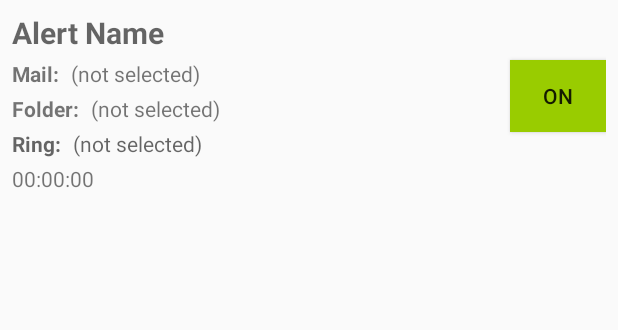
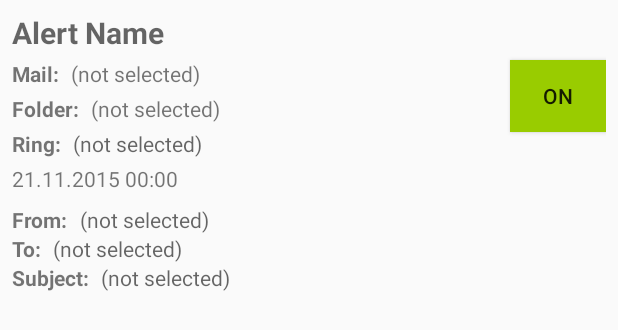
Before and after one commit to MishaKharaba/MailWatcher, an Android app: the layout alert_list_item.xml on its own in the app's theme, with its tools: preview values and no code run, on a phone screen of 412 x 824 dp. Shown: the top 330 px of the screen. Run offline under Robolectric (Android 15) with nearby library versions, the phone set to English and light mode, and no system bars.

Commit message:
redesigned DB

```diff
--- a/app/src/main/java/com/eleks/mailwatcher/AlertListAdapter.java
+++ b/app/src/main/java/com/eleks/mailwatcher/AlertListAdapter.java
@@ -62,7 +62,6 @@ public class AlertListAdapter extends BaseAdapter {
         }
 
         AlertModel alert = (AlertModel) getItem(position);
-        MessageModel msgModel = dbHelper.findMessage(alert.lastMessageId);
 
         TextView txtName = (TextView) view.findViewById(R.id.alert_item_name);
         txtName.setText(alert.name);
@@ -87,6 +86,14 @@ public class AlertListAdapter extends BaseAdapter {
         } else {
             txtLastChecked.setText("");
             txtLastChecked.setVisibility(View.GONE);
+        }
+
+        MessageModel msg = dbHelper.findMessage(alert.lastMessageId);
+        view.findViewById(R.id.mail_group).setVisibility(msg != null ? View.VISIBLE : View.GONE);
+        if (msg != null) {
+            ((TextView) view.findViewById(R.id.mail_from)).setText(msg.from);
+            ((TextView) view.findViewById(R.id.mail_to)).setText(msg.to);
+            ((TextView) view.findViewById(R.id.mail_subject)).setText(msg.subject);
         }
 
         TextView txtError = (TextView) view.findViewById(R.id.error);
--- a/app/src/main/res/layout/alert_list_item.xml
+++ b/app/src/main/res/layout/alert_list_item.xml
@@ -4,10 +4,10 @@
     android:layout_height="wrap_content">
 
     <RelativeLayout
-        android:padding="8dp"
         android:layout_width="match_parent"
         android:layout_height="wrap_content"
-        android:orientation="horizontal">
+        android:orientation="horizontal"
+        android:padding="8dp">
 
         <LinearLayout
 
@@ -79,7 +79,7 @@
                 <TextView
                     android:layout_width="wrap_content"
                     android:layout_height="wrap_content"
-                    android:hint="@string/alarm_tone"
+                    android:text="@string/alarm_tone"
                     android:textStyle="bold" />
 
                 <TextView
@@ -100,7 +100,74 @@
                     android:id="@+id/last_checked"
                     android:layout_width="wrap_content"
                     android:layout_height="wrap_content"
-                    android:text="00:00:00" />
+                    android:text="21.11.2015 00:00" />
+            </LinearLayout>
+
+            <LinearLayout
+                android:id="@+id/mail_group"
+                android:layout_marginTop="8dp"
+                android:layout_width="match_parent"
+                android:layout_height="wrap_content"
+                android:orientation="vertical">
+
+                <LinearLayout
+                    android:layout_width="match_parent"
+                    android:layout_height="wrap_content">
+
+                    <TextView
+                        android:layout_width="wrap_content"
+                        android:layout_height="wrap_content"
+                        android:text="@string/from"
+                        android:textStyle="bold" />
+
+                    <TextView
+                        android:id="@+id/mail_from"
+                        android:layout_width="wrap_content"
+                        android:layout_height="wrap_content"
+                        android:layout_marginLeft="8dp"
+                        android:layout_marginStart="8dp"
+                        android:hint="@string/not_selected" />
+
+                </LinearLayout>
+
+                <LinearLayout
+                    android:layout_width="match_parent"
+                    android:layout_height="wrap_content">
+
+                    <TextView
+                        android:layout_width="wrap_content"
+                        android:layout_height="wrap_content"
+                        android:text="@string/to"
+                        android:textStyle="bold" />
+
+                    <TextView
+                        android:id="@+id/mail_to"
+                        android:layout_width="wrap_content"
+                        android:layout_height="wrap_content"
+                        android:layout_marginLeft="8dp"
+                        android:layout_marginStart="8dp"
+                        android:hint="@string/not_selected" />
+                </LinearLayout>
+
+                <LinearLayout
+                    android:layout_width="match_parent"
+                    android:layout_height="wrap_content">
+
+                    <TextView
+                        android:layout_width="wrap_content"
+                        android:layout_height="wrap_content"
+                        android:text="@string/subject"
+                        android:textStyle="bold" />
+
+                    <TextView
+                        android:id="@+id/mail_subject"
+                        android:layout_width="wrap_content"
+                        android:layout_height="wrap_content"
+                        android:layout_marginLeft="8dp"
+                        android:layout_marginStart="8dp"
+                        android:hint="@string/not_selected" />
+
+                </LinearLayout>
             </LinearLayout>
         </LinearLayout>
 
```
Also changed, not shown: 1 other file.
